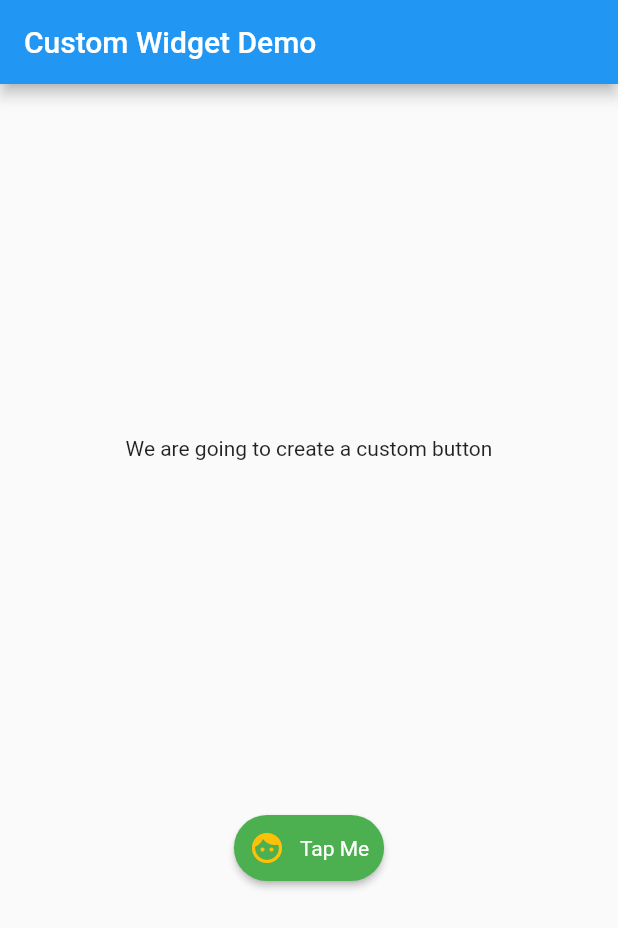
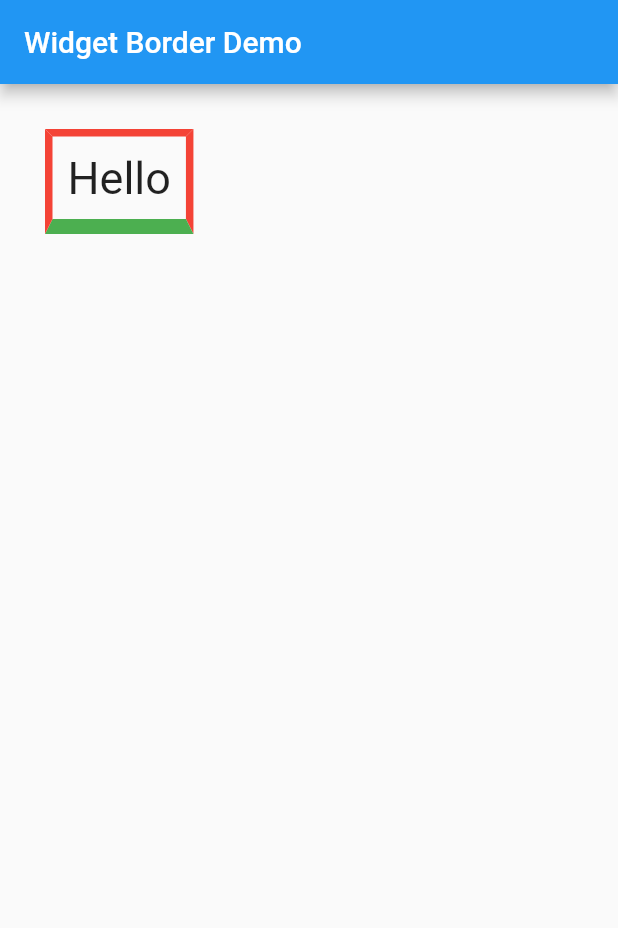
Before and after one commit to william-waiyanhtat/flutter_bloc_sample, a Flutter app: the screen it shows after launch, on a phone screen of 412 x 824 dp. Shown: the top 928 px of the screen. Run offline on Flutter 3.47's test engine with Material 2 defaults, Android fonts, the phone set to English and light mode, and no system bars.

Commit message:
Added Widget Borders

```diff
--- /dev/null
+++ b/FlutterTutorialProjects/flutter_demo1/lib/design/demo_border.dart
@@ -0,0 +1,64 @@
+import 'package:flutter/material.dart';
+
+class DemoBorderScreen extends StatefulWidget {
+  DemoBorderScreen() : super();
+
+  final String title = "Widget Border Demo";
+
+  @override
+  _DemoBorderScreenState createState() => _DemoBorderScreenState();
+}
+
+class _DemoBorderScreenState extends State<DemoBorderScreen> {
+
+  BoxDecoration myBoxDecoration() {
+    return BoxDecoration(
+      border: Border(
+        left: BorderSide(
+            width: 5.0,
+            color: Colors.red,
+        ),
+        top: BorderSide(
+            width: 5.0,
+            color: Colors.red
+        ),
+        right: BorderSide(
+            width: 5.0,
+            color: Colors.red
+        ),
+        bottom: BorderSide(
+            width: 10.0,
+            color: Colors.green
+        ),
+      ),
+     // borderRadius: BorderRadius.all(Radius.circular(10.0),),
+    );
+  }
+
+  Widget myWidget() {
+    return Container(
+      margin: const EdgeInsets.all(30.0),
+      padding: const EdgeInsets.all(10.0),
+      decoration: myBoxDecoration(), //       <--- BoxDecoration here
+      child: Text(
+        "Hello",
+        style: TextStyle(fontSize: 30.0),
+      ),
+    );
+  }
+
+  @override
+  Widget build(BuildContext context) {
+    return Scaffold(
+      appBar: AppBar(
+        title: Text(widget.title),
+      ),
+      body: Column(
+        mainAxisAlignment: MainAxisAlignment.start,
+        children: <Widget>[
+          myWidget()
+        ],
+      ),
+    );
+  }
+}
--- a/FlutterTutorialProjects/flutter_demo1/lib/main.dart
+++ b/FlutterTutorialProjects/flutter_demo1/lib/main.dart
@@ -4,6 +4,7 @@ import 'package:flutter_demo1/debug/debug_app.dart';
 import 'package:flutter/scheduler.dart';
 import 'widgets/switch_demo.dart';
 import 'package:flutter_demo1/custom_widget/custom_widget_demo.dart';
+import 'package:flutter_demo1/design/demo_border.dart';
 
 void main() {
   // You can also debug a layout problem visually, by setting debugPaintSizeEnabled to true.
@@ -27,7 +28,7 @@ class MyApp extends StatelessWidget {
       theme: ThemeData(
         primarySwatch: Colors.blue,
       ),
-      home: CustomWidgetDemo(),
+      home: DemoBorderScreen(),
     );
   }
 }
```
Also changed, not shown: FlutterTutorialProjects/flutter_demo1/res/values/strings_en.arb (added), 1 other file.
